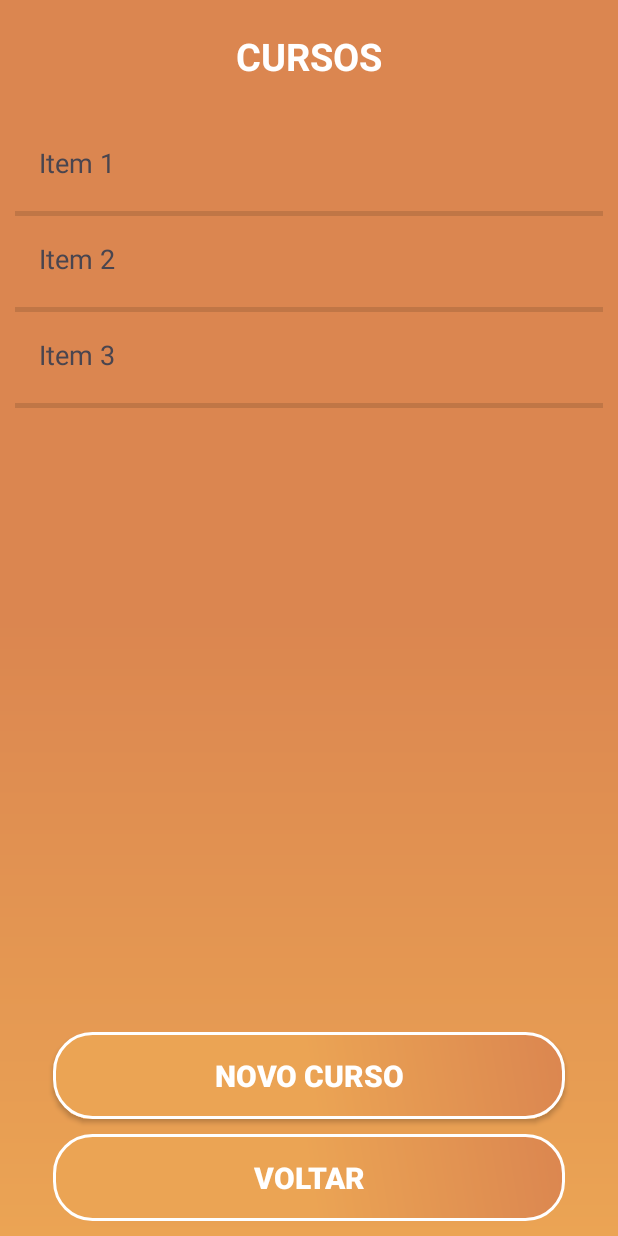
After one commit to DiegoFerreira1/Util_app_ESII, an Android app: the MainScroolCursos screen opened directly, with no data from a screen before it, on a phone screen of 412 x 824 dp. The commit adds this screen. Run offline under Robolectric (Android 15) with nearby library versions, the light colour scheme and no system bars.

Commit message:
novas telas de curso

```diff
--- a/app/build.gradle
+++ b/app/build.gradle
@@ -1,6 +1,7 @@
 plugins {
     id 'com.android.application'
     id 'com.google.gms.google-services'
+    id 'org.jetbrains.kotlin.android'
 }
 
 android {
@@ -26,7 +27,9 @@ android {
     compileOptions {
         sourceCompatibility JavaVersion.VERSION_1_8
         targetCompatibility JavaVersion.VERSION_1_8
+
     }
+
 }
 
 dependencies {
--- a/app/src/main/AndroidManifest.xml
+++ b/app/src/main/AndroidManifest.xml
@@ -1,6 +1,7 @@
 <?xml version="1.0" encoding="utf-8"?>
 <manifest xmlns:android="http://schemas.android.com/apk/res/android"
     xmlns:tools="http://schemas.android.com/tools">
+    <uses-permission android:name="android.permission.INTERNET"/>
 
     <application
         android:allowBackup="true"
@@ -13,7 +14,10 @@
         android:theme="@style/Theme.UtilApp"
         tools:targetApi="31">
         <activity
-            android:name=".MainCursosRecycle"
+            android:name=".MainInsertCurso"
+            android:exported="false" />
+        <activity
+            android:name=".MainScroolCursos"
             android:exported="false" />
         <activity
             android:name=".MainProfile"
--- /dev/null
+++ b/app/src/main/java/com/example/utilapp/MainScroolCursos.java
@@ -0,0 +1,81 @@
+package com.example.utilapp;
+
+import androidx.appcompat.app.AppCompatActivity;
+import androidx.recyclerview.widget.LinearLayoutManager;
+import androidx.recyclerview.widget.RecyclerView;
+
+import android.annotation.SuppressLint;
+import android.content.Intent;
+import android.os.Bundle;
+import android.view.View;
+import android.widget.Button;
+
+import com.example.utilapp.tools.MyAdapter;
+
+import java.util.ArrayList;
+import java.util.List;
+
+public class MainScroolCursos extends AppCompatActivity {
+
+    private Button bt_voltar, bt_novoCurso;
+
+    @SuppressLint("MissingInflatedId")
+    @Override
+    protected void onCreate(Bundle savedInstanceState) {
+        super.onCreate(savedInstanceState);
+        setContentView(R.layout.activity_main_scrool_cursos);
+
+        RecyclerView recyclerView = findViewById(R.id.id_rv_cursos);
+        recyclerView.setLayoutManager(new LinearLayoutManager(this));
+
+        List<String> data = new ArrayList<>();
+        // Adicione dados de exemplo
+        data.add("Item 1");
+        data.add("Item 2");
+        data.add("Item 3");
+
+        MyAdapter adapter = new MyAdapter(this, data);
+        recyclerView.setAdapter(adapter);
+
+        //Botão Novo curso
+        bt_novoCurso = findViewById(R.id.id_bt_inserirCurso);
+        bt_novoCurso.setOnClickListener(new View.OnClickListener() {
+            @Override
+            public void onClick(View v) {
+
+                Intent intent = new Intent(MainScroolCursos.this, MainInsertCurso.class);
+                startActivity(intent);
+                finish();
+
+            }
+        });
+
+        //Botão voltar
+        bt_voltar = findViewById(R.id.id_bt_voltar);
+        bt_voltar.setOnClickListener(new View.OnClickListener() {
+            @Override
+            public void onClick(View v) {
+                Intent intent = new Intent(MainScroolCursos.this, MainCursos.class);
+                startActivity(intent);
+                finish();
+             }
+        });
+
+
+
+
+
+
+
+
+
+
+    }
+
+
+
+
+
+
+
+}
--- /dev/null
+++ b/app/src/main/java/com/example/utilapp/tools/MyAdapter.java
@@ -0,0 +1,51 @@
+package com.example.utilapp.tools;
+import androidx.recyclerview.widget.RecyclerView;
+import android.content.Context;
+import android.view.LayoutInflater;
+import android.view.View;
+import android.view.ViewGroup;
+import android.widget.ImageView;
+import android.widget.TextView;
+
+import com.example.utilapp.R;
+
+import java.util.List;
+
+public class MyAdapter extends RecyclerView.Adapter<MyAdapter.ViewHolder> {
+    private List<String> mData;
+    private LayoutInflater mInflater;
+
+    public MyAdapter(Context context, List<String> data) {
+        this.mInflater = LayoutInflater.from(context);
+        this.mData = data;
+    }
+
+    @Override
+    public ViewHolder onCreateViewHolder(ViewGroup parent, int viewType) {
+        View view = mInflater.inflate(R.layout.my_adapter, parent, false);
+        return new ViewHolder(view);
+    }
+
+    @Override
+    public void onBindViewHolder(ViewHolder holder, int position) {
+        String item = mData.get(position);
+        holder.meuTextView.setText(item);
+
+    }
+
+    @Override
+    public int getItemCount() {
+        return mData.size();
+    }
+
+    public class ViewHolder extends RecyclerView.ViewHolder {
+        TextView meuTextView, numCategoriaView;
+
+
+        ViewHolder(View itemView) {
+            super(itemView);
+            meuTextView = itemView.findViewById(R.id.id_nomeCurso);
+            numCategoriaView = itemView.findViewById(R.id.id_numero_categoria);
+        }
+    }
+}
--- /dev/null
+++ b/app/src/main/res/drawable/ic_back.xml
@@ -0,0 +1,5 @@
+<vector android:autoMirrored="true" android:height="24dp"
+    android:tint="#0E0C0C" android:viewportHeight="24"
+    android:viewportWidth="24" android:width="24dp" xmlns:android="http://schemas.android.com/apk/res/android">
+    <path android:fillColor="@android:color/white" android:pathData="M11.67,3.87L9.9,2.1 0,12l9.9,9.9 1.77,-1.77L3.54,12z"/>
+</vector>
--- /dev/null
+++ b/app/src/main/res/layout/activity_main_scrool_cursos.xml
@@ -0,0 +1,70 @@
+<?xml version="1.0" encoding="utf-8"?>
+<androidx.core.widget.NestedScrollView xmlns:app="http://schemas.android.com/apk/res-auto"
+    xmlns:tools="http://schemas.android.com/tools"
+    android:layout_width="match_parent"
+    android:layout_height="match_parent"
+    android:fillViewport="true"
+    xmlns:android="http://schemas.android.com/apk/res/android">
+
+    <androidx.constraintlayout.widget.ConstraintLayout
+        android:layout_width="match_parent"
+        android:layout_height="match_parent"
+        android:background="@drawable/background"
+
+        tools:context=".MainScroolCursos">
+
+        <TextView
+            android:id="@+id/id_text_cursos"
+            android:layout_width="wrap_content"
+            android:layout_height="wrap_content"
+            android:layout_margin="20dp"
+            android:text="@string/cursos"
+            android:textColor="@color/white"
+            android:textSize="25sp"
+            android:textStyle="bold"
+            app:layout_constraintEnd_toEndOf="parent"
+            app:layout_constraintStart_toStartOf="parent"
+            app:layout_constraintTop_toTopOf="parent" />
+
+
+        <androidx.appcompat.widget.AppCompatButton
+            android:id="@+id/id_bt_inserirCurso"
+            style="@style/Button_novoCurso"
+            android:layout_marginBottom="10dp"
+            app:layout_constraintBottom_toTopOf="@+id/id_bt_voltar"
+            app:layout_constraintEnd_toEndOf="parent"
+            app:layout_constraintStart_toStartOf="parent" />
+
+        <androidx.appcompat.widget.AppCompatButton
+            android:id="@+id/id_bt_voltar"
+            style="@style/Button_voltar"
+            android:layout_marginBottom="10dp"
+            app:layout_constraintBottom_toBottomOf="parent"
+            app:layout_constraintEnd_toEndOf="parent"
+            app:layout_constraintStart_toStartOf="parent" />
+
+        <LinearLayout
+            android:id="@+id/linearLayout2"
+            android:layout_width="match_parent"
+            android:layout_height="wrap_content"
+            android:layout_margin="10dp"
+            android:orientation="vertical"
+            app:layout_constraintStart_toStartOf="parent"
+            app:layout_constraintTop_toBottomOf="@+id/id_text_cursos">
+
+            <androidx.recyclerview.widget.RecyclerView
+                android:id="@+id/id_rv_cursos"
+                android:layout_width="match_parent"
+                android:layout_height="match_parent"
+                android:layout_marginTop="15dp"
+                app:layout_constraintEnd_toEndOf="parent"
+                app:layout_constraintStart_toStartOf="parent" />
+
+        </LinearLayout>
+
+
+
+
+    </androidx.constraintlayout.widget.ConstraintLayout>
+
+</androidx.core.widget.NestedScrollView>
--- /dev/null
+++ b/app/src/main/res/layout/my_adapter.xml
@@ -0,0 +1,40 @@
+<?xml version="1.0" encoding="utf-8"?>
+<androidx.constraintlayout.widget.ConstraintLayout xmlns:android="http://schemas.android.com/apk/res/android"
+    android:layout_width="match_parent"
+    android:layout_height="wrap_content"
+    xmlns:app="http://schemas.android.com/apk/res-auto">
+
+
+    <TextView
+        android:id="@+id/id_nomeCurso"
+        android:layout_width="0dp"
+        android:layout_height="wrap_content"
+        android:layout_margin="16dp"
+        android:text=""
+        android:textSize="18sp"
+        app:layout_constraintStart_toStartOf="parent"
+        app:layout_constraintTop_toTopOf="parent" />
+
+    <TextView
+        android:id="@+id/id_numero_categoria"
+        android:layout_width="0dp"
+        android:layout_height="wrap_content"
+        android:layout_margin="16dp"
+        android:text=""
+        android:textSize="18sp"
+        app:layout_constraintEnd_toEndOf="parent"
+        app:layout_constraintTop_toTopOf="parent" />
+
+    <ImageView
+        android:id="@+id/id_divisoria"
+        android:layout_width="match_parent"
+        android:layout_height="3dp"
+        android:layout_marginTop="20dp"
+        android:background="?actionBarDivider"
+        app:layout_constraintBottom_toBottomOf="parent"
+        app:layout_constraintEnd_toEndOf="parent"
+        app:layout_constraintStart_toStartOf="parent"
+        app:layout_constraintTop_toBottomOf="@id/id_nomeCurso" />
+
+
+</androidx.constraintlayout.widget.ConstraintLayout>
--- a/app/src/main/res/values/styles.xml
+++ b/app/src/main/res/values/styles.xml
@@ -124,6 +124,34 @@
         <item name="android:background">@drawable/shape_dados</item>
     </style>
 
+    <style name="Button_voltar">
+        <item name="android:layout_width">match_parent</item>
+        <item name="android:layout_height">wrap_content</item>
+        <item name="android:padding">15dp</item>
+        <item name="android:layout_marginLeft">35dp</item>
+        <item name="android:layout_marginRight">35dp</item>
+        <item name="android:layout_marginTop">25dp</item>
+        <item name="android:background">@drawable/button</item>
+        <item name="android:text">@string/voltar</item>
+        <item name="android:textStyle">bold</item>
+        <item name="android:textColor">@color/white</item>
+        <item name="android:textSize">20sp</item>
+    </style>
+    <style name="Button_novoCurso">
+        <item name="android:layout_width">match_parent</item>
+        <item name="android:layout_height">wrap_content</item>
+        <item name="android:padding">15dp</item>
+        <item name="android:layout_marginLeft">35dp</item>
+        <item name="android:layout_marginRight">35dp</item>
+        <item name="android:layout_marginTop">25dp</item>
+        <item name="android:background">@drawable/button</item>
+        <item name="android:text">@string/novo_curso</item>
+        <item name="android:textStyle">bold</item>
+        <item name="android:textColor">@color/white</item>
+        <item name="android:textSize">20sp</item>
+    </style>
+
+
 
 
 
--- a/build.gradle
+++ b/build.gradle
@@ -6,4 +6,6 @@ buildscript {
 plugins {
     id 'com.android.application' version '8.0.1' apply false
     id 'com.android.library' version '8.0.1' apply false
+    id 'org.jetbrains.kotlin.android' version '1.8.20' apply false
+
 }
```
Also changed, not shown: app/src/main/java/com/example/utilapp/MainActivityPrincipal.java (+0 -12 lines), app/src/main/java/com/example/utilapp/MainCursos.java (+9 -2 lines), app/src/main/java/com/example/utilapp/MainCursosRecycle.java (deleted, +0 -14 lines), app/src/main/java/com/example/utilapp/MainInsertCurso.java (added, +122 -0 lines), app/src/main/java/com/example/utilapp/tools/Category.java (added, +21 -0 lines), app/src/main/java/com/example/utilapp/tools/MeuAdapter.java (deleted, +0 -43 lines), app/src/main/res/layout/activity_main_cursos_recycle.xml (deleted, +0 -68 lines), app/src/main/res/layout/activity_main_insert_curso.xml (added, +124 -0 lines), app/src/main/res/layout/activity_main_principal.xml (+1 -7 lines), app/src/main/res/values/strings.xml (+17 -0 lines).
